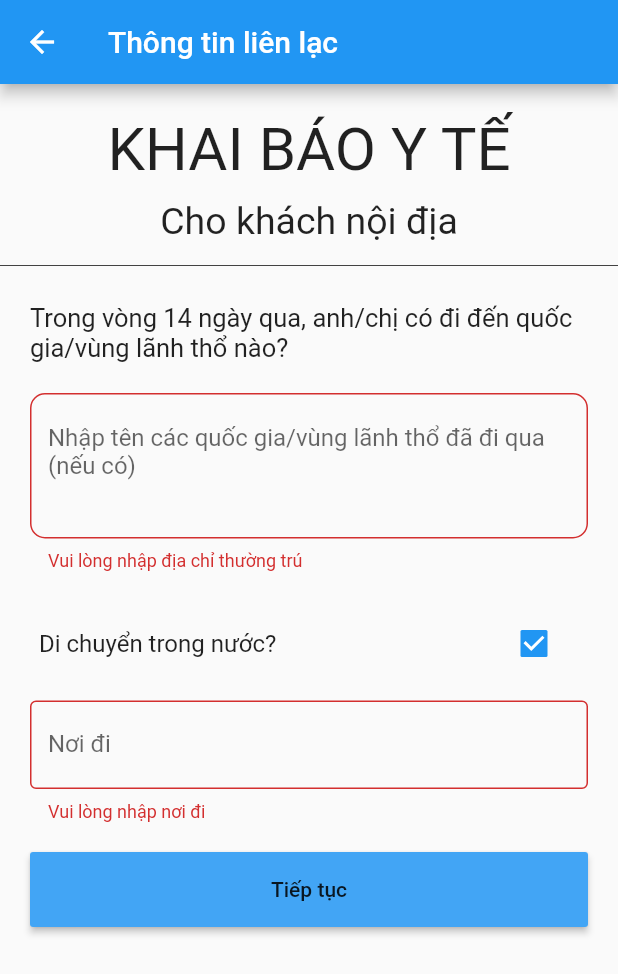
After one commit to phanthingocanh/ADN-Mobile, a Flutter app: the FillTravelRoute screen opened by its route, after a tap on "Di chuyển trong nước?", after a tap on "Tiếp tục", on a phone screen of 412 x 824 dp. The commit adds this screen. Shown: the top 974 px of the screen. Run offline on Flutter 3.47's test engine with Material 2 defaults, Android fonts, the phone set to English and light mode, and no system bars; our stand-ins replace datetime_picker_formfield, email_validator, validators.

Commit message:
Add Screen Travel

```diff
--- a/lib/constants/routes.dart
+++ b/lib/constants/routes.dart
@@ -4,6 +4,8 @@ import 'package:adnproject/screens/information/fill_info.dart';
 import 'package:adnproject/screens/select_image/select_image.dart';
 
 import 'package:adnproject/screens/information/fill_email_phone.dart';
+import 'package:adnproject/screens/information/fill_travel.dart';
+
 import 'package:flutter/widgets.dart';
 
 final Map<String, WidgetBuilder> routesMap = <String, WidgetBuilder>{
@@ -11,5 +13,6 @@ final Map<String, WidgetBuilder> routesMap = <String, WidgetBuilder>{
   RouteStrings.selectImage: (BuildContext context) => SelectImageRoute(),
   RouteStrings.fillForm: (BuildContext context) => FillInforRoute(),
   RouteStrings.fillFormEmailPhone: (BuildContext context) => FillEmailPhoneRoute(),
+  RouteStrings.fillFormTravel: (BuildContext context) => FillTravelRoute(),
 
 };
--- a/lib/constants/strings.dart
+++ b/lib/constants/strings.dart
@@ -5,7 +5,10 @@ class Strings {
 
   static const String selectIdCardImage = 'Select ID Card Image';
 
-  static const String formTitle = 'Khai báo y tế';
+  static const String formCMNDTitle = 'Thông tin CMND';
+
+  static const String formInfoTitle = 'Thông tin liên lạc';
+
 
 }
 
@@ -18,5 +21,8 @@ class RouteStrings {
 
   static const String fillFormEmailPhone = '/fillFormEmailPhone';
 
+  static const String fillFormTravel = '/fillFormTravel';
+
+
 
 }
--- a/lib/screens/information/fill_email_phone.dart
+++ b/lib/screens/information/fill_email_phone.dart
@@ -10,7 +10,7 @@ class FillEmailPhoneRoute extends StatelessWidget {
     // final appTitle = 'Form Validation Demo';
     return Scaffold(
         appBar: AppBar(
-          title: Text(Strings.formTitle),
+          title: Text(Strings.formInfoTitle),
         ),
         body: ListView(
 //        crossAxisAlignment: CrossAxisAlignment.center,
@@ -125,6 +125,7 @@ class MyCustomFormEmailPhoneState extends State<MyCustomFormEmailPhone> {
                     if (_formKey.currentState.validate()) {
                       //    If all data are correct then save data to out variables
                           _formKey.currentState.save();
+                          Navigator.pushNamed(context, RouteStrings.fillFormTravel);
                         } else {
                       //    If all data are not valid then start auto validation.
                           setState(() {
--- a/lib/screens/information/fill_info.dart
+++ b/lib/screens/information/fill_info.dart
@@ -17,7 +17,7 @@ class FillInforRoute extends StatelessWidget {
           }
     return Scaffold(
         appBar: AppBar(
-          title: Text(Strings.formTitle),
+          title: Text(Strings.formCMNDTitle),
         ),
         body: ListView(
 //        crossAxisAlignment: CrossAxisAlignment.center,
@@ -136,7 +136,7 @@ class MyCustomFormState extends State<MyCustomForm> {
             ),
           ),
 
-          TravelCheckbox(),
+
 
           //
           Padding(
--- /dev/null
+++ b/lib/screens/information/fill_travel.dart
@@ -0,0 +1,191 @@
+import 'package:adnproject/constants/strings.dart';
+import 'package:flutter/material.dart';
+import 'package:email_validator/email_validator.dart';
+
+// import 'package:validators/validators.dart' as validate;
+
+class FillTravelRoute extends StatelessWidget {
+  @override
+  Widget build(BuildContext context) {
+    // final appTitle = 'Form Validation Demo';
+    return Scaffold(
+      appBar: AppBar(
+        title: Text(Strings.formInfoTitle),
+      ),
+      body: ListView(
+//        crossAxisAlignment: CrossAxisAlignment.center,
+//        mainAxisAlignment: MainAxisAlignment.spaceEvenly,
+        children: <Widget>[
+          Center(
+            child: Container(
+              padding: EdgeInsets.only(top:20),
+              child: Text(
+                  'KHAI BÁO Y TẾ',
+                  style: TextStyle(
+                      fontSize: 40.0
+                  )
+              ),
+            ),
+          ),
+
+          Center(
+            child: Container(
+              padding: EdgeInsets.only(top:10),
+              child: Text(
+                  'Cho khách nội địa',
+                  style: TextStyle(
+                      fontSize: 25.0
+                  )
+              ),
+            ),
+          ),
+          Divider(
+            height: 30.0,
+            color: Colors.grey[800],
+          ),
+          MyTravelForm(),
+        ],
+      ),
+    );
+  }
+}
+
+// Create a Form widget.
+class MyTravelForm extends StatefulWidget {
+  @override
+  MyTravelFormState createState() {
+    return MyTravelFormState();
+  }
+}
+
+class MyTravelFormState extends State<MyTravelForm> {
+  // Create a global key that uniquely identifies the Form widget
+  // and allows validation of the form.
+  //
+  // Note: This is a GlobalKey<FormState>,
+  // not a GlobalKey<MyCustomFormEmailPhoneState>.
+  final _formKey = GlobalKey<FormState>();
+  bool _autoValidate = false;
+  String _email;
+  String _mobile;
+
+  @override
+  Widget build(BuildContext context) {
+    // Build a Form widget using the _formKey created above.
+    return Form(
+      key: _formKey,
+      child: Column(
+        crossAxisAlignment: CrossAxisAlignment.start,
+        children: <Widget>[
+          Padding(
+            padding: const EdgeInsets.fromLTRB(20.0, 10.0, 20.0, 10.0),
+            child: Text('Trong vòng 14 ngày qua, anh/chị có đi đến quốc gia/vùng lãnh thổ nào?',
+              style: TextStyle(
+                fontSize: 17
+              ),
+            ),
+          ),
+          Padding(
+            padding: const EdgeInsets.fromLTRB(20.0, 10.0, 20.0, 10.0),
+            child: TextFormField(
+              maxLines: 3,
+              decoration: InputDecoration(
+                alignLabelWithHint: true,
+                hintText: 'Nhập tên các quốc gia/vùng lãnh thổ đã đi qua (nếu có)',
+                border: OutlineInputBorder(
+                    borderRadius: BorderRadius.circular(10.0)
+                ),
+
+
+              ),
+              validator: (value) {
+                if (value.isEmpty) {
+                  return 'Vui lòng nhập địa chỉ thường trú';
+                }
+                return null;
+              },
+            ),
+          ),
+
+          TravelCheckbox(),
+          new SizedBox(
+            height: 10.0,
+          ),
+          Padding(
+            padding: const EdgeInsets.fromLTRB(20.0, 10.0, 20.0, 10.0),
+            child: SizedBox(
+              width: double.infinity,
+              child: ButtonTheme(
+                height: 50,
+                child: RaisedButton(
+                  onPressed: (){
+                    if (_formKey.currentState.validate()) {
+                      //    If all data are correct then save data to out variables
+                      _formKey.currentState.save();
+                    } else {
+                      //    If all data are not valid then start auto validation.
+                      setState(() {
+                        _autoValidate = true;
+                      });
+                    }
+                  },
+                  color: Colors.blue[400],
+                  child: Text('Tiếp tục'),
+                ),
+              ),
+            ),
+          ),
+
+        ],
+      ),
+    );
+  }
+}
+
+class TravelCheckbox extends StatefulWidget {
+  TravelCheckbox({Key key}) : super(key: key);
+
+  @override
+  _TravelCheckboxState createState() => _TravelCheckboxState();
+}
+
+class _TravelCheckboxState extends State<TravelCheckbox> {
+  @override
+  bool _travel = false;
+  Widget build(BuildContext context) {
+    return ListView(
+      shrinkWrap: true,
+      children: <Widget>[
+        Padding(
+          padding: const EdgeInsets.fromLTRB(10.0, 10.0, 20.0, 0.0),
+          child: CheckboxListTile(
+              title: const Text('Di chuyển trong nước?'),
+              value: _travel,
+              onChanged: (bool value) {
+                setState(() {
+                  _travel = value;
+                });
+              }
+          ),
+        ),
+        Visibility(
+          visible: _travel,
+          child: Padding(
+            padding: const EdgeInsets.fromLTRB(20.0, 10.0, 20.0, 0.0),
+            child: TextFormField(
+              decoration: InputDecoration(
+                  labelText: 'Nơi đi'
+              ),
+              validator: (value) {
+                if (value.isEmpty) {
+                  return 'Vui lòng nhập nơi đi';
+                }
+                return null;
+              },
+            ),
+          ),
+        ),
+      ],
+    );
+  }
+}
```
